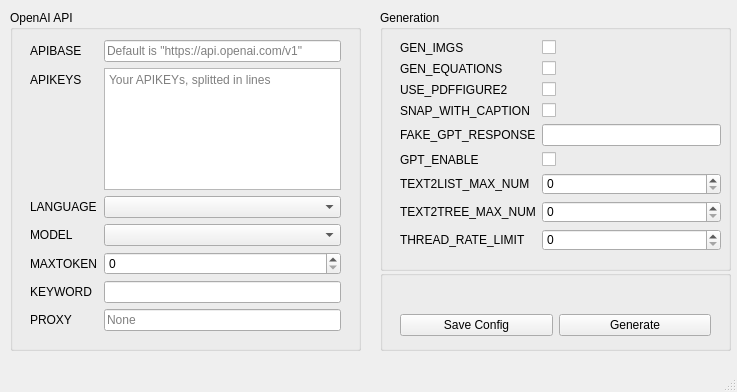
The window that user_interface.ui (MasterYip/ChatPaper2Xmind) describes before a commit, drawn with Qt 5.
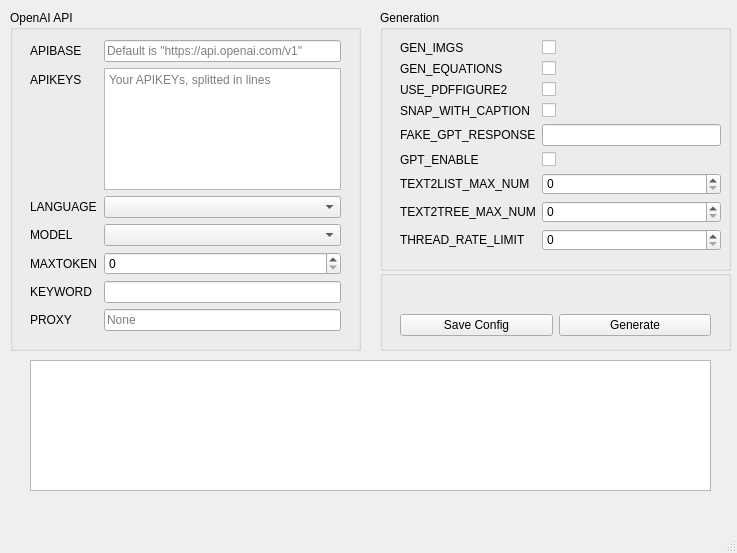
The same window after the commit.

Patch:
```diff
--- a/user_interface.ui
+++ b/user_interface.ui
@@ -7,7 +7,7 @@
     <x>0</x>
     <y>0</y>
     <width>737</width>
-    <height>392</height>
+    <height>553</height>
    </rect>
   </property>
   <property name="acceptDrops">
@@ -323,6 +323,16 @@
      </layout>
     </widget>
    </widget>
+   <widget class="QTextBrowser" name="textBrowser_Terminal">
+    <property name="geometry">
+     <rect>
+      <x>30</x>
+      <y>360</y>
+      <width>681</width>
+      <height>131</height>
+     </rect>
+    </property>
+   </widget>
   </widget>
   <widget class="QMenuBar" name="menubar">
    <property name="geometry">
```
